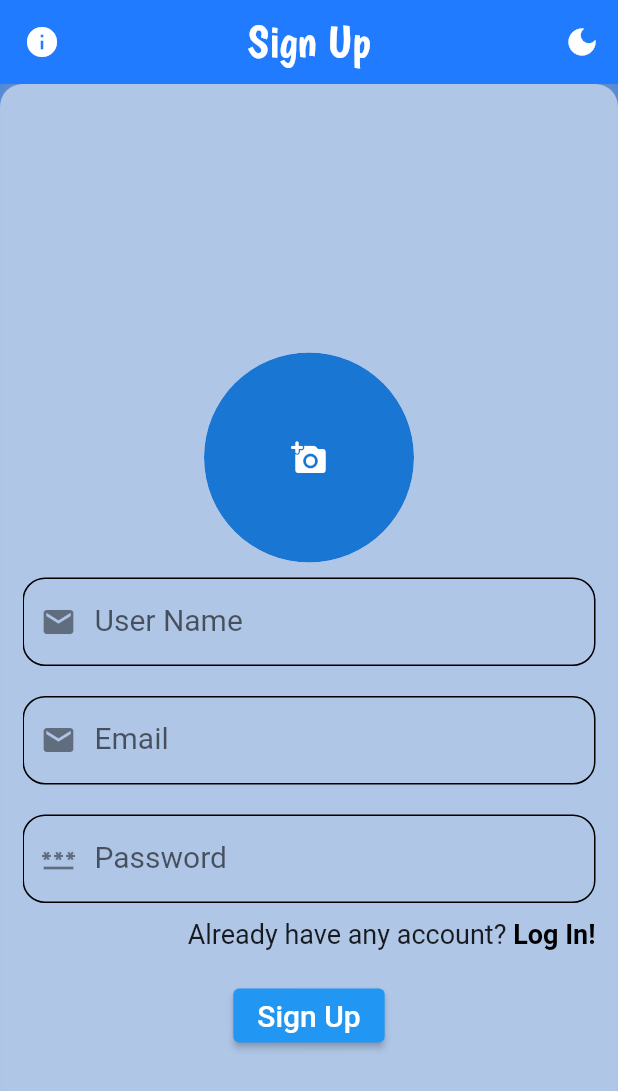
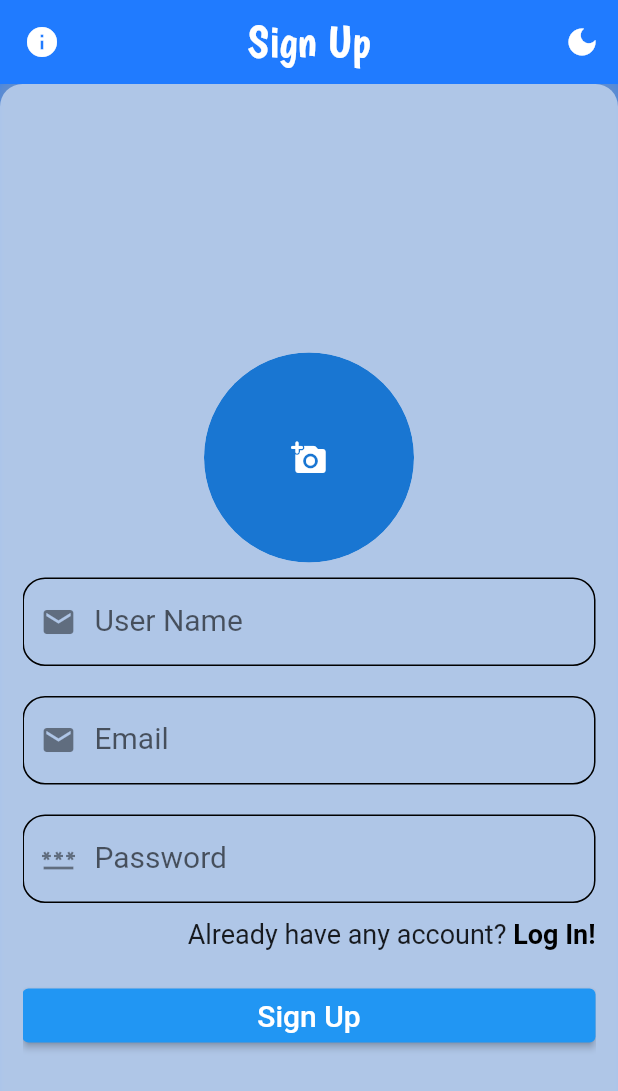
Before and after one commit to zamansheikh/campus_saga, a Flutter app: the SignUpView screen opened by its route, after a tap on the "add a photo" icon, on a phone screen of 412 x 824 dp. Shown: the top 1091 px of the screen. Run offline on Flutter 3.47's test engine with Material 2 defaults, Android fonts, the phone set to English and light mode, and no system bars; our stand-ins replace cloud_firestore, dropdown_button2, firebase_auth, firebase_core, firebase_database, firebase_storage and 3 more; accounts and stored records are empty; project files that could hold a hidden picture were left out.

Commit message:
FixSignUp and Login

```diff
--- a/lib/app/data/providers/auth/auth_controller.dart
+++ b/lib/app/data/providers/auth/auth_controller.dart
@@ -6,6 +6,7 @@ import 'package:campus_saga/app/routes/app_pages.dart';
 import 'package:firebase_auth/firebase_auth.dart';
 import 'package:firebase_database/firebase_database.dart';
 import 'package:firebase_storage/firebase_storage.dart';
+import 'package:flutter/material.dart';
 import 'package:get/get.dart';
 import 'package:image_picker/image_picker.dart';
 
@@ -56,8 +57,8 @@ class AuthController extends GetxController {
     final pickImage =
         await ImagePicker().pickImage(source: ImageSource.gallery);
     if (pickImage != null) {
-      Get.snackbar("Success", "Image Picked");
-      _pickedImage = Rx<File?>(File(pickImage!.path));
+      Get.snackbar("Success", "Image Picked", backgroundColor: Colors.white);
+      _pickedImage = Rx<File?>(File(pickImage.path));
       update();
     }
   }
--- a/lib/app/modules/sign_up/views/sign_up_view.dart
+++ b/lib/app/modules/sign_up/views/sign_up_view.dart
@@ -123,13 +123,16 @@ class SignUpView extends GetView<SignUpController> {
                   ),
                 ),
                 SizedBox(height: 20),
-                ElevatedButton(
+                SizedBox(
+                  width: Get.width,
+                  child: ElevatedButton(
                     onPressed: () {
                       controller.registerAUser();
                     },
                     child: Text(
                       "Sign Up",
                       style: TextStyle(fontSize: 20),
+                    ),
                   ),
                 ),
               ],
```
Lines whose indentation alone changed are shown as unchanged.
